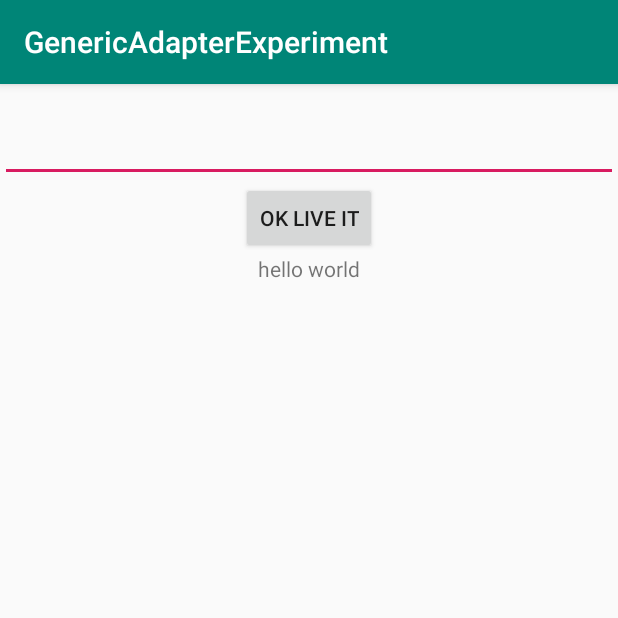
After one commit to Firoz-Hasan/GenericAdapterExperiment, an Android app: the SecondActivity screen opened directly, with no data from a screen before it, on a phone screen of 412 x 824 dp, the top half of it. The commit adds this screen. Run offline under Robolectric (Android 15) with nearby library versions, the phone set to English and light mode, and no system bars; 2 statements that could not run were skipped.

Commit message:
live data added

```diff
--- /dev/null
+++ b/app/src/main/java/com/example/genericadapterexperiment/views/activities/SecondActivity.kt
@@ -0,0 +1,38 @@
+package com.example.genericadapterexperiment.views.activities
+
+import androidx.appcompat.app.AppCompatActivity
+import android.os.Bundle
+import android.util.Log
+import android.widget.Toast
+import androidx.lifecycle.Observer
+import androidx.lifecycle.ViewModelProviders
+import com.example.genericadapterexperiment.R
+import com.example.genericadapterexperiment.viewmodel.SecondActivityVM
+import kotlinx.android.synthetic.main.activity_second.*
+
+class SecondActivity : AppCompatActivity() {
+
+    private lateinit var secondViewModel: SecondActivityVM
+    var liveData = " nothing added so far"
+    override fun onCreate(savedInstanceState: Bundle?) {
+        super.onCreate(savedInstanceState)
+        setContentView(R.layout.activity_second)
+
+        secondViewModel = ViewModelProviders.of(this)?.get(SecondActivityVM::class.java)
+        secondViewModel.getLiveData()?.observe(this, object : Observer<String> {
+            override fun onChanged(t: String?) {
+                Log.d("SecondActivity", "Value: $t")
+                tv1.text = "OnStateChanged $t"
+                Toast.makeText(this@SecondActivity, t, Toast.LENGTH_LONG).show()
+            }
+        })
+        btn1?.setOnClickListener {
+            liveData = et1.text.toString()
+            secondViewModel.setLiveData(liveData)
+            Log.d("SecondActivity", "Value: $liveData")
+            //Toast.makeText(this@MainActivity, str, Toast.LENGTH_LONG).show()
+            tv1.text = "OnButtonClicked $liveData"
+        }
+
+    }
+}
--- /dev/null
+++ b/app/src/main/res/layout/activity_second.xml
@@ -0,0 +1,31 @@
+<?xml version="1.0" encoding="utf-8"?>
+<LinearLayout
+        xmlns:android="http://schemas.android.com/apk/res/android"
+        xmlns:tools="http://schemas.android.com/tools"
+        xmlns:app="http://schemas.android.com/apk/res-auto"
+        android:layout_width="match_parent"
+        android:layout_height="match_parent"
+        android:orientation="vertical"
+        tools:context=".views.activities.SecondActivity">
+    <EditText android:layout_width="match_parent"
+              android:layout_height="wrap_content"
+              android:id="@+id/et1"
+              android:layout_marginTop="20dp"
+
+    />
+    <Button android:layout_width="wrap_content"
+            android:layout_height="wrap_content"
+            android:layout_gravity="center_horizontal"
+            android:id="@+id/btn1"
+            android:text="ok live it"
+
+    />
+    <TextView android:layout_width="match_parent"
+              android:layout_height="wrap_content"
+              android:text="hello world"
+              android:id="@+id/tv1"
+              android:gravity="center_horizontal"
+
+    />
+
+</LinearLayout>
```
Also changed, not shown: app/src/main/AndroidManifest.xml (+8 -5 lines), app/src/main/java/com/example/genericadapterexperiment/viewmodel/SecondActivityVM.kt (added, +23 -0 lines), app/src/main/java/com/example/genericadapterexperiment/views/activities/MainActivity.kt (+20 -10 lines), app/src/main/java/com/example/genericadapterexperiment/views/adapter/GenericAdapter.kt (+3 -4 lines), app/src/main/res/layout/activity_main.xml (+11 -0 lines).
